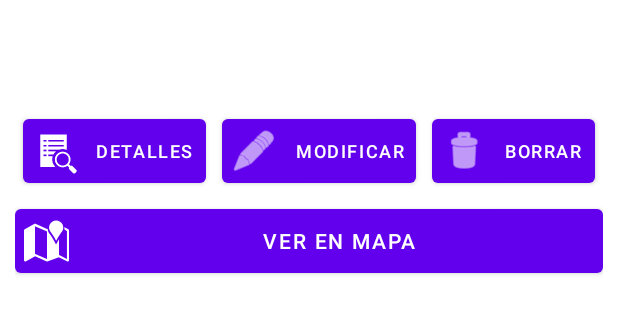
After one commit to GermanGit13/GAC, an Android app: the layout brigde_item.xml on its own in the app's theme, with its tools: preview values and no code run, on a phone screen of 412 x 824 dp. The commit adds this screen. Shown: the top 314 px of the screen. Run offline under Robolectric (Android 15) with nearby library versions, the phone set to English and light mode, and no system bars.

Commit message:
Listado en ReciclerView - Layout creado para el recycler - Botón eliminar tarea funcionado

```diff
--- /dev/null
+++ b/app/src/main/res/layout/brigde_item.xml
@@ -0,0 +1,80 @@
+<?xml version="1.0" encoding="utf-8"?>
+<LinearLayout xmlns:android="http://schemas.android.com/apk/res/android"
+    xmlns:app="http://schemas.android.com/apk/res-auto"
+    android:layout_width="match_parent"
+    android:layout_height="wrap_content"
+    android:orientation="vertical"
+    android:padding="10dp">
+
+    <TextView
+        android:id="@+id/brigde_name"
+        android:layout_width="match_parent"
+        android:layout_height="wrap_content" />
+
+    <TextView
+        android:id="@+id/brigde_country"
+        android:layout_width="match_parent"
+        android:layout_height="wrap_content" />
+
+    <TextView
+        android:id="@+id/bridgde_year"
+        android:layout_width="match_parent"
+        android:layout_height="wrap_content" />
+
+    <LinearLayout
+        android:layout_width="match_parent"
+        android:layout_height="match_parent"
+        android:orientation="horizontal">
+
+        <Button
+            android:id="@+id/details_brigde_button"
+            android:layout_width="wrap_content"
+            android:layout_height="wrap_content"
+            android:layout_margin="5dp"
+            android:layout_weight="1"
+            android:padding="5dp"
+            android:text="Detalles"
+            android:textSize="12sp"
+            app:icon="?android:attr/actionModeFindDrawable" />
+
+        <Button
+            android:id="@+id/modify_brigde_button"
+            android:layout_width="wrap_content"
+            android:layout_height="wrap_content"
+            android:layout_margin="5dp"
+            android:layout_weight="1"
+            android:padding="5dp"
+            android:text="Modificar"
+            android:textSize="12sp"
+            app:icon="@android:drawable/ic_menu_edit" />
+
+        <Button
+            android:id="@+id/delete_brigde_button"
+            android:layout_width="wrap_content"
+            android:layout_height="wrap_content"
+            android:layout_margin="5dp"
+            android:layout_weight="1"
+            android:padding="5dp"
+            android:text="Borrar"
+            android:textSize="12sp"
+            app:icon="@android:drawable/ic_menu_delete" />
+
+    </LinearLayout>
+
+    <LinearLayout
+        android:layout_width="match_parent"
+        android:layout_height="match_parent"
+        android:layout_weight="1"
+        android:orientation="vertical">
+
+        <Button
+            android:id="@+id/map_brigde_button"
+            android:layout_width="match_parent"
+            android:layout_height="wrap_content"
+            android:layout_weight="1"
+            android:padding="5dp"
+            android:text="Ver en Mapa"
+            app:icon="@android:drawable/ic_dialog_map" />
+    </LinearLayout>
+
+</LinearLayout>
--- a/app/src/main/res/menu/actionbar.xml
+++ b/app/src/main/res/menu/actionbar.xml
@@ -2,6 +2,11 @@
 <menu xmlns:app="http://schemas.android.com/apk/res-auto"
     xmlns:android="http://schemas.android.com/apk/res/android">
 
+    <item
+        android:id="@+id/brigde_list"
+        android:icon="?android:attr/actionModeFindDrawable"
+        android:title="Listado Puentes"
+        app:showAsAction="always" />
     <item
         android:id="@+id/register_build"
         android:icon="@android:drawable/ic_menu_add"
```
Also changed, not shown: app/src/main/AndroidManifest.xml (+7 -7 lines), app/src/main/java/com/svalero/gac/BridgeAllActivity.java (added, +91 -0 lines), app/src/main/java/com/svalero/gac/BrigeDetailsActivity.java (deleted, +0 -14 lines), app/src/main/java/com/svalero/gac/MainActivity.java (+4 -6 lines), app/src/main/java/com/svalero/gac/adapter/BridgeAdapter.java (+72 -13 lines), app/src/main/res/layout/activity_brige_all.xml (renamed from app/src/main/res/layout/activity_brige_details.xml, +8 -1 lines).
